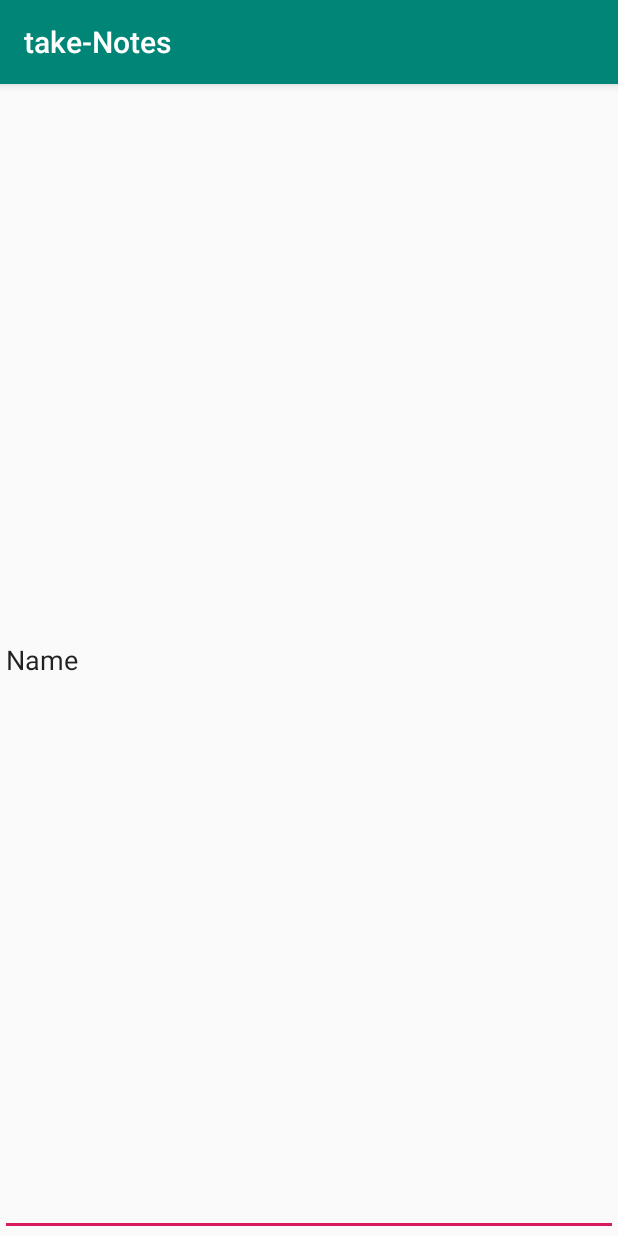
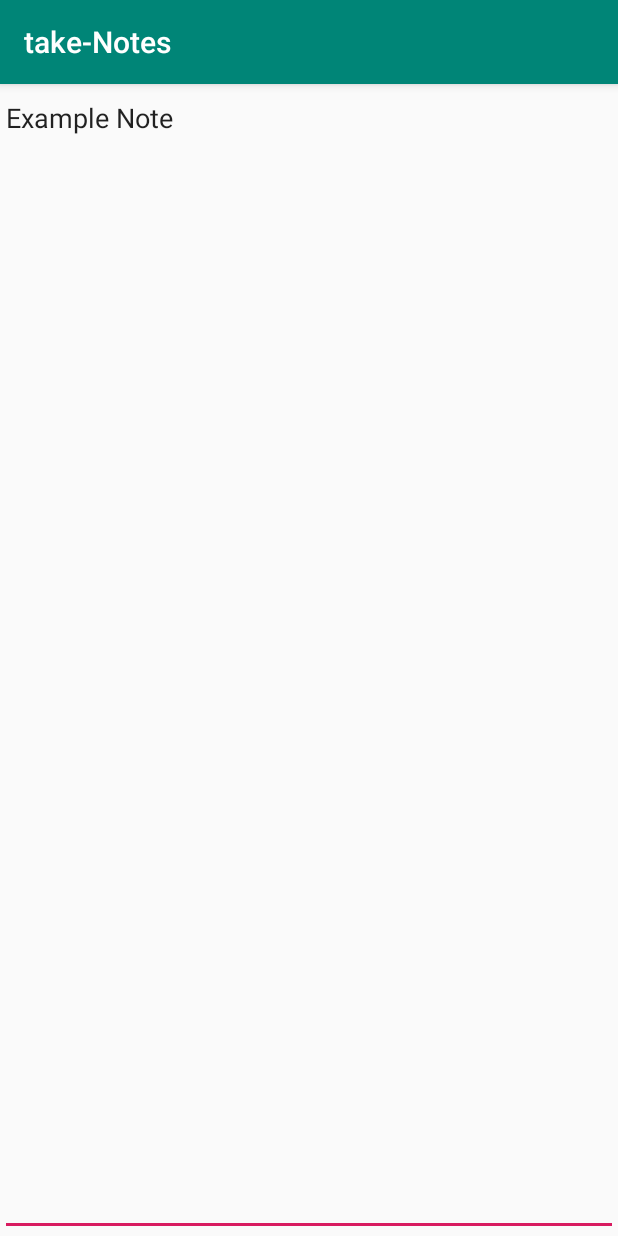
Before and after one commit to tharunShiv/take-Notes-Android-Java, an Android app: the screen it shows after launch (NoteEditorActivity), after a tap on "Example Note", on a phone screen of 412 x 824 dp. Run offline under Robolectric (Android 15) with nearby library versions, the phone set to English and light mode, and no system bars.

Commit message:
able to send note from intent to intent and display it

```diff
--- a/app/src/main/java/soon/domain/one/take_notes/MainActivity.java
+++ b/app/src/main/java/soon/domain/one/take_notes/MainActivity.java
@@ -12,7 +12,8 @@ import java.util.ArrayList;
 
 public class MainActivity extends AppCompatActivity {
 
-    ArrayList<String> notes = new ArrayList<>();
+    // to access this at the next intent
+    static ArrayList<String> notes = new ArrayList<>();
 
     @Override
     protected void onCreate(Bundle savedInstanceState) {
--- a/app/src/main/java/soon/domain/one/take_notes/NoteEditorActivity.java
+++ b/app/src/main/java/soon/domain/one/take_notes/NoteEditorActivity.java
@@ -1,7 +1,9 @@
 package soon.domain.one.take_notes;
 
+import android.content.Intent;
 import android.support.v7.app.AppCompatActivity;
 import android.os.Bundle;
+import android.widget.EditText;
 
 public class NoteEditorActivity extends AppCompatActivity {
 
@@ -10,5 +12,20 @@ public class NoteEditorActivity extends AppCompatActivity {
         super.onCreate(savedInstanceState);
         setContentView(R.layout.activity_note_editor);
 
+        // access the edit text
+        EditText editText = findViewById(R.id.editText);
+
+        // get the extra
+        Intent intent = getIntent();
+        // -1 to denote some error
+        int noteId = intent.getIntExtra("noteId", -1);
+
+        // no error
+        if (noteId != -1) {
+            // display the note
+            editText.setText(MainActivity.notes.get(noteId));
+        }
+
+
     }
 }
--- a/app/src/main/res/layout/activity_note_editor.xml
+++ b/app/src/main/res/layout/activity_note_editor.xml
@@ -11,6 +11,7 @@
         android:layout_width="0dp"
         android:layout_height="0dp"
         android:ems="10"
+        android:gravity="top"
         android:inputType="textPersonName"
         android:text="Name"
         app:layout_constraintBottom_toBottomOf="parent"
```
